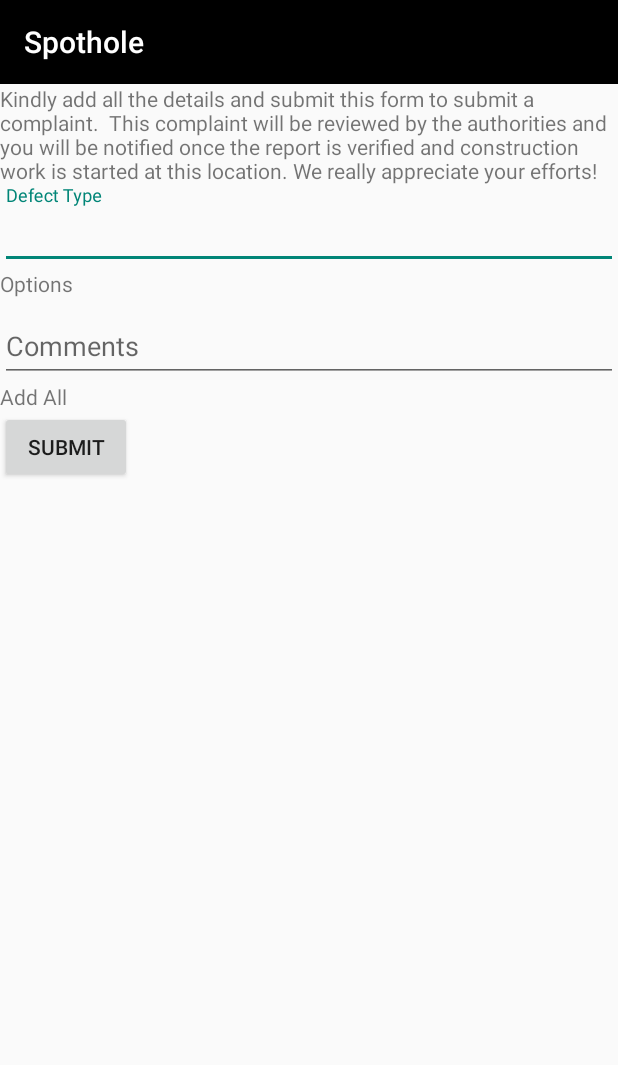
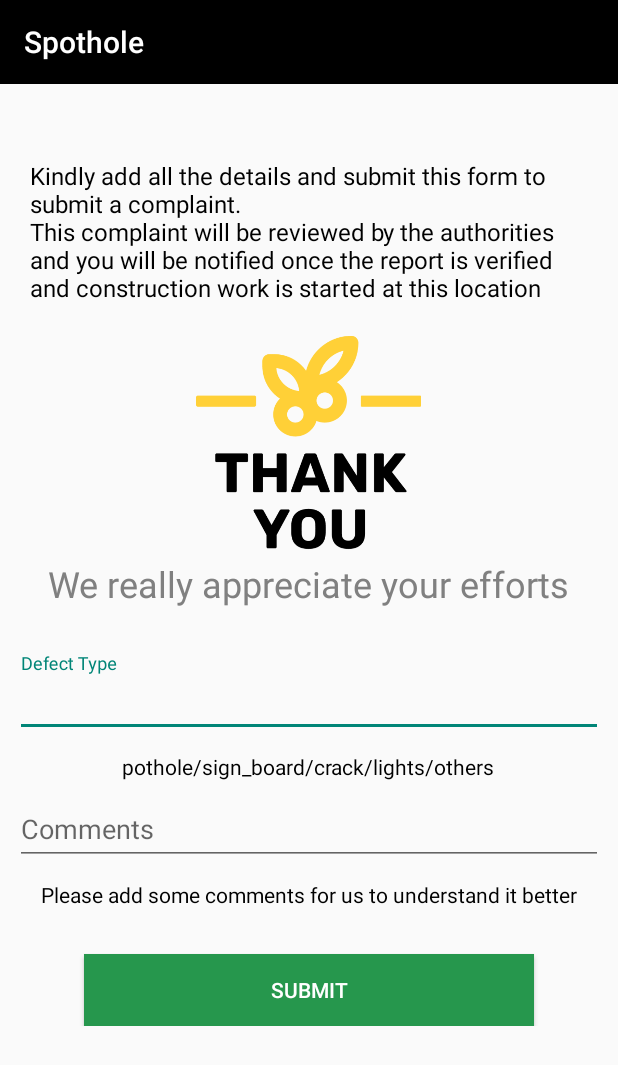
Before and after one commit to shiv07tiwari/AD358_HackForFood, an Android app: the CompActivity screen opened directly, with no data from a screen before it, after a tap on "SUBMIT", on a phone screen of 412 x 824 dp. Shown: the top 1065 px of the screen. Run offline under Robolectric (Android 15) with nearby library versions, the phone set to English and light mode, and no system bars; 4 statements that could not run were skipped.

Commit message:
UI and route fix for user complaint

```diff
--- a/CitizenApp/app/src/main/java/com/example/wheresthepothole/CompActivity.kt
+++ b/CitizenApp/app/src/main/java/com/example/wheresthepothole/CompActivity.kt
@@ -1,45 +1,62 @@
 package com.example.wheresthepothole
 
+import android.annotation.SuppressLint
+import android.content.Context
 import android.content.Intent
-import androidx.appcompat.app.AppCompatActivity
+import android.location.LocationManager
 import android.os.Bundle
+import android.provider.Settings
 import android.util.Log
 import android.widget.Toast
-import androidx.recyclerview.widget.LinearLayoutManager
-import androidx.recyclerview.widget.RecyclerView
+import androidx.appcompat.app.AlertDialog
+import androidx.appcompat.app.AppCompatActivity
 import com.example.wheresthepothole.networking.APIClient
 import com.example.wheresthepothole.networking.NetworkService
 import com.example.wheresthepothole.objects.CompBody
-import com.example.wheresthepothole.objects.DataReading
 import com.example.wheresthepothole.objects.NewComp
-import com.example.wheresthepothole.objects.Pothole
 import kotlinx.android.synthetic.main.activity_comp.*
 import retrofit2.Call
 import retrofit2.Response
+import java.util.*
 
 class CompActivity : AppCompatActivity() {
     val apiService = APIClient.getClient().create<NetworkService>(NetworkService::class.java)
+    var latitude:Double = 0.0
+    var longitude:Double = 0.0
+    @SuppressLint("MissingPermission")
     override fun onCreate(savedInstanceState: Bundle?) {
         super.onCreate(savedInstanceState)
         setContentView(R.layout.activity_comp)
+        val locationManager = getSystemService(Context.LOCATION_SERVICE) as LocationManager
+        if (!locationManager.isProviderEnabled(LocationManager.GPS_PROVIDER)) {
+            buildAlertMessageNoGps()
+        }
+
+        val c = Calendar.getInstance()
+        val year = c[Calendar.YEAR]
+        val month = c[Calendar.MONTH]
 
         submit.setOnClickListener {
-            val data = CompBody((300..400).random(), (1..50).random(), defect_type.text.toString(),
+            val data =
+                CompBody((300..400).random(), (1..50).random(), defect_type.text.toString(),
                 is_verified = false,
                 is_resolved = false,
                 assigned_insp_id = 3,
                 insp_rep_id = "",
-                reported_month = 3,
-                reported_year = 2020,
+                reported_month = month,
+                reported_year = year,
                 resolved_month = -1,
-                resolved_year = -1
+                resolved_year = -1,
+                lat = locationManager.getLastKnownLocation(LocationManager.GPS_PROVIDER).latitude,
+                lng = locationManager.getLastKnownLocation(LocationManager.GPS_PROVIDER).longitude
             )
             val comp = NewComp("add", data)
             val call = apiService.createComp(comp)
             Log.e("log", "KEY KEY: "+data.complaint_id)
+            Log.e("log", "KEY KEY2: "+data.lng)
             call.enqueue(object : retrofit2.Callback<String> {
                 override fun onFailure(call: Call<String>?, t: Throwable?) {
-                    Log.e("log",t!!.message)
+                    Log.e("log",t!!.message + data.complaint_id)
                 }
 
                 override fun onResponse(
@@ -54,4 +71,21 @@ class CompActivity : AppCompatActivity() {
         }
 
     }
+    private fun buildAlertMessageNoGps() {
+
+        val builder = AlertDialog.Builder(this)
+        builder.setMessage("Your GPS seems to be disabled, do you want to enable it?")
+            .setCancelable(false)
+            .setPositiveButton("Yes") { dialog, id ->
+                startActivityForResult(
+                    Intent(Settings.ACTION_LOCATION_SOURCE_SETTINGS)
+                    , 11)
+            }
+            .setNegativeButton("No") { dialog, id ->
+                dialog.cancel()
+                finish()
+            }
+        val alert: AlertDialog = builder.create()
+        alert.show()
+    }
 }
--- a/CitizenApp/app/src/main/java/com/example/wheresthepothole/objects/CompBody.kt
+++ b/CitizenApp/app/src/main/java/com/example/wheresthepothole/objects/CompBody.kt
@@ -4,6 +4,7 @@ class CompBody (val complaint_id:Int, val road_id:Int,
                 val defect_type:String,val is_verified:Boolean,
                 val is_resolved:Boolean, val assigned_insp_id:Int,
                 val insp_rep_id:String, val reported_month:Int,
-                val reported_year:Int, val resolved_month:Int, val resolved_year:Int) {
+                val reported_year:Int, val resolved_month:Int,
+                val resolved_year:Int, val lat:Double, val lng:Double) {
     // lat, long, time, road_id, text
 }
--- a/CitizenApp/app/src/main/res/layout/activity_comp.xml
+++ b/CitizenApp/app/src/main/res/layout/activity_comp.xml
@@ -12,16 +12,45 @@
         android:layout_width="match_parent"
         android:layout_height="wrap_content" />
 
+    <ScrollView android:layout_marginTop="30dp"
+        android:layout_width="fill_parent"
+        android:layout_height="wrap_content"
+        android:id="@+id/scrollView">
+
+        <LinearLayout
+            android:layout_width="wrap_content"
+            android:orientation="vertical"
+            android:layout_height="wrap_content">
+
             <TextView
                 android:layout_width="wrap_content"
                 android:layout_height="wrap_content"
-        android:text="Kindly add all the details and submit this form to submit a complaint.
- This complaint will be reviewed by the authorities and you will be notified once the report is verified and construction work is started at this location. We really appreciate your efforts!" />
+                android:padding="20dp"
+                android:textColor="@color/black"
+                android:textSize="16sp"
+                android:text="Kindly add all the details and submit this form to submit a complaint.\nThis complaint will be reviewed by the authorities and you will be notified once the report is verified and construction work is started at this location" />
+
+            <ImageView
+                android:layout_width="150dp"
+                android:layout_height="150dp"
+                android:layout_gravity="center"
+                android:src="@drawable/thanks"/>
+            <TextView
+                android:layout_width="wrap_content"
+                android:textColor="@color/gray"
+                android:text="We really appreciate your efforts"
+                android:layout_gravity="center"
+                android:textSize="24sp"
+                android:layout_height="wrap_content"/>
 
             <com.google.android.material.textfield.TextInputLayout
                 android:layout_width="match_parent"
+                android:paddingStart="10dp"
+                android:paddingEnd="10dp"
+                android:paddingTop="30dp"
                 android:layout_height="wrap_content"
-        android:hint="Defect Type">
+                android:hint="Defect Type"
+                android:paddingLeft="10dp">
                 <com.google.android.material.textfield.TextInputEditText
                     android:layout_width="match_parent"
                     android:id="@+id/defect_type"
@@ -29,11 +58,18 @@
             </com.google.android.material.textfield.TextInputLayout>
             <TextView
                 android:layout_width="wrap_content"
-        android:text="Options"
+                android:layout_gravity="center"
+                android:text="pothole/sign_board/crack/lights/others"
+                android:textColor="@color/black"
+                android:paddingStart="10dp"
+                android:layout_marginTop="10dp"
+                android:paddingEnd="10dp"
                 android:layout_height="wrap_content"/>
 
             <com.google.android.material.textfield.TextInputLayout
                 android:layout_width="match_parent"
+                android:paddingStart="10dp"
+                android:paddingEnd="10dp"
                 android:layout_height="wrap_content"
                 android:hint="Comments">
                 <com.google.android.material.textfield.TextInputEditText
@@ -42,15 +78,28 @@
                     android:layout_height="wrap_content"/>
                 <TextView
                     android:layout_width="wrap_content"
-            android:text="Add All"
+                    android:layout_gravity="center"
+                    android:text="Please add some comments for us to understand it better"
+                    android:textColor="@color/black"
+                    android:paddingStart="10dp"
+                    android:layout_marginTop="10dp"
+                    android:paddingEnd="10dp"
                     android:layout_height="wrap_content"/>
             </com.google.android.material.textfield.TextInputLayout>
 
             <Button
-        android:layout_width="wrap_content"
+                android:layout_width="300dp"
+                android:layout_marginTop="30dp"
                 android:layout_height="wrap_content"
+                android:layout_gravity="center"
                 android:id="@+id/submit"
+                android:background="#26974D"
+                android:textColor="@color/white"
                 android:text="Submit"/>
 
 
         </LinearLayout>
+
+    </ScrollView>
+
+</LinearLayout>
```
Also changed, not shown: 63 other files. Lines whose indentation alone changed are shown as unchanged.
